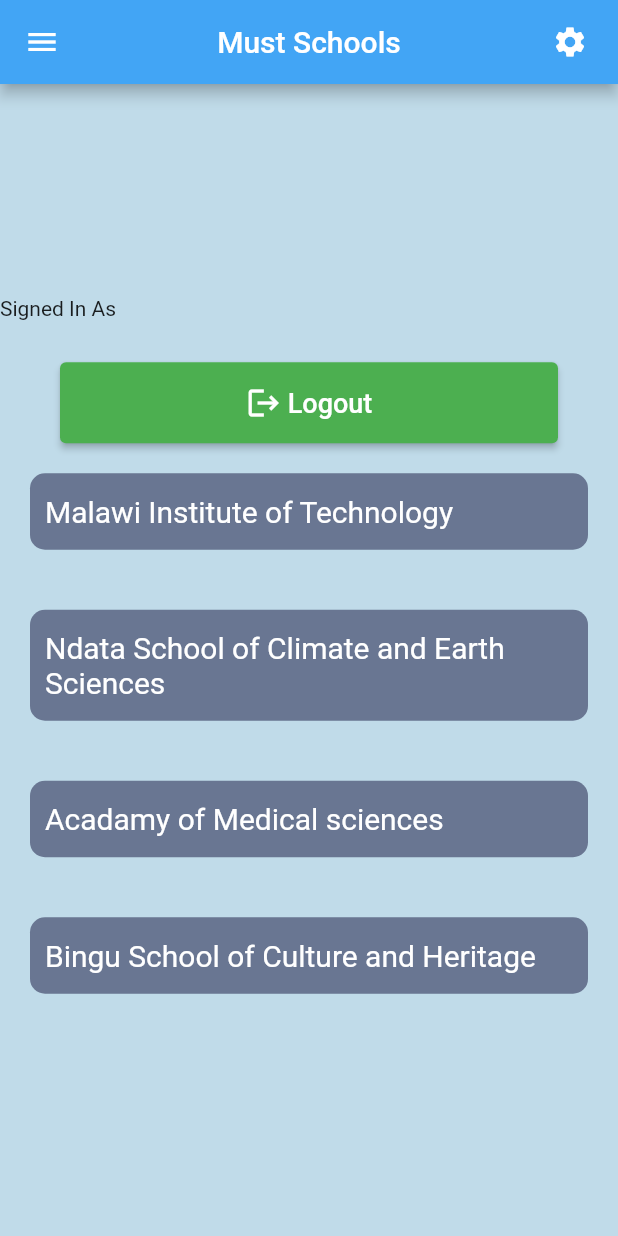
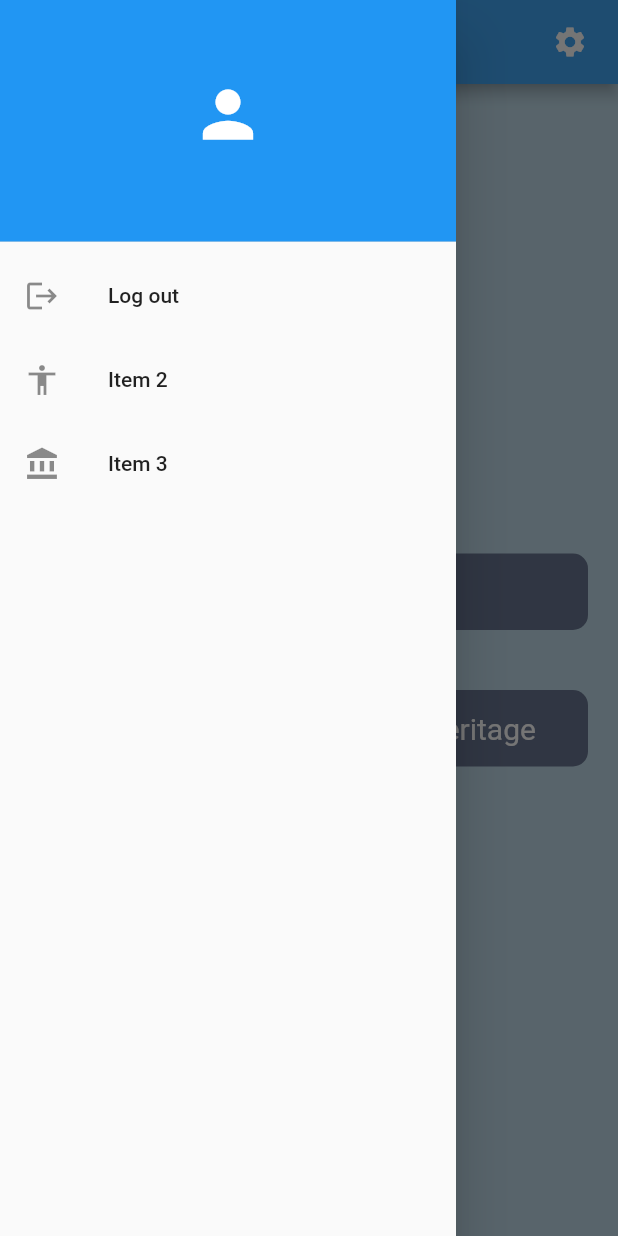
Before and after one commit to shadkasera/must_online, a Flutter app: the screen it shows once a user with an empty profile is signed in, with the side drawer open (before the commit the screen has no drawer), on a phone screen of 412 x 824 dp. Run offline on Flutter 3.47's test engine with Material 2 defaults, Android fonts, the phone set to English and light mode, and no system bars; our stand-ins replace firebase_auth, firebase_core; accounts and stored records are empty.

Commit message:
updated the drawer

```diff
--- a/lib/pages/homescreen.dart
+++ b/lib/pages/homescreen.dart
@@ -10,8 +10,15 @@ class HomeScreen extends StatelessWidget {
     return Scaffold(
       appBar: AppBar(
         backgroundColor: Colors.blue[400],
-        leading: const Icon(
-          Icons.menu,
+        leading: Builder(
+          builder: (BuildContext context) {
+            return IconButton(
+              icon: const Icon(Icons.menu),
+              onPressed: () {
+                Scaffold.of(context).openDrawer();
+              },
+            );
+          },
         ),
         title: const Text('Must Schools'),
         centerTitle: true,
@@ -25,6 +32,58 @@ class HomeScreen extends StatelessWidget {
         ],
       ),
       backgroundColor: const Color(0xffc0dbe9),
+      drawer: Drawer(
+        child: ListView(
+          padding: EdgeInsets.zero,
+          children: [
+            DrawerHeader(
+              decoration: const BoxDecoration(
+                color: Colors.blue,
+              ),
+              child: Center(
+                child: Column(
+                  mainAxisAlignment: MainAxisAlignment.center,
+                  children: [
+                    const Icon(
+                      Icons.person,
+                      color: Colors.white,
+                      size: 50,
+                    ),
+                    Text(
+                      user.email!,
+                      style: const TextStyle(
+                        color: Colors.white,
+                      ),
+                    ),
+                  ],
+                ),
+              ),
+            ),
+            ListTile(
+              leading: const Icon(Icons.logout,),
+              title: const Text('Log out'),
+              onTap: () {
+                // Update the UI
+                 FirebaseAuth.instance.signOut();
+              },
+            ),
+            ListTile(
+              leading: const Icon(Icons.accessibility),
+              title: const Text('Item 2'),
+              onTap: () {
+                // Update the UI
+              },
+            ),
+            ListTile(
+              leading: const Icon(Icons.account_balance),
+              title: const Text('Item 3'),
+              onTap: () {
+                // Update the UI
+              },
+            ),
+          ],
+        ),
+      ),
       body: SafeArea(
         child: Center(
           child: SingleChildScrollView(
@@ -34,90 +93,8 @@ class HomeScreen extends StatelessWidget {
               children: [
                 //another field
 
-                const Text('Signed In As'),
-                const SizedBox(height: 12),
-                Text(user.email!),
-                Padding(
-                  padding: const EdgeInsets.symmetric(horizontal: 40.0),
-                  child: ElevatedButton(
-                    onPressed: () => FirebaseAuth.instance.signOut(),
-                    child: Padding(
-                      padding: const EdgeInsets.symmetric(vertical: 15),
-                      child: Row(
-                        mainAxisAlignment: MainAxisAlignment.center,
-                        children: const [
-                          Icon(
-                            Icons.logout,
-                          ),
-                          SizedBox(width: 4),
-                          Text(
-                            'Logout',
-                            style: TextStyle(
-                              fontSize: 18.0,
-                            ),
-                          ),
-                        ],
-                      ),
-                    ),
-                  ),
-                ),
 
-                Padding(
-                  padding:
-                      const EdgeInsets.symmetric(horizontal: 20, vertical: 20),
-                  child: Container(
-                    decoration: BoxDecoration(
-                      color: const Color(0xff697692),
-                      borderRadius: BorderRadius.circular(10),
-                    ),
-                    child: GestureDetector(
-                      onTap: () {
-                        //   Navigator.push(
-                        //     context,
-                        //     MaterialPageRoute(
-                        //       builder: (context) => const HomeScreen(),
-                        //     ),
-                        //   );
-                      },
-                      child: const Padding(
-                        padding:
-                            EdgeInsets.symmetric(vertical: 14, horizontal: 10),
-                        child: Text(
-                          'Malawi Institute of Technology',
-                          style: TextStyle(fontSize: 20, color: Colors.white),
-                        ),
-                      ),
-                    ),
-                  ),
-                ),
-                Padding(
-                  padding:
-                      const EdgeInsets.symmetric(horizontal: 20, vertical: 20),
-                  child: Container(
-                    decoration: BoxDecoration(
-                      color: const Color(0xff697692),
-                      borderRadius: BorderRadius.circular(10),
-                    ),
-                    child: GestureDetector(
-                      onTap: () {
-                        //   Navigator.push(
-                        //     context,
-                        //     MaterialPageRoute(
-                        //       builder: (context) => const HomeScreen(),
-                        //     ),
-                        //   );
-                      },
-                      child: const Padding(
-                        padding:
-                            EdgeInsets.symmetric(vertical: 14, horizontal: 10),
-                        child: Text(
-                          'Ndata School of Climate and Earth Sciences',
-                          style: TextStyle(fontSize: 20, color: Colors.white),
-                        ),
-                      ),
-                    ),
-                  ),
-                ),
+
                 //another field
                 Padding(
                   padding:
```
Also changed, not shown: 1 other file.
